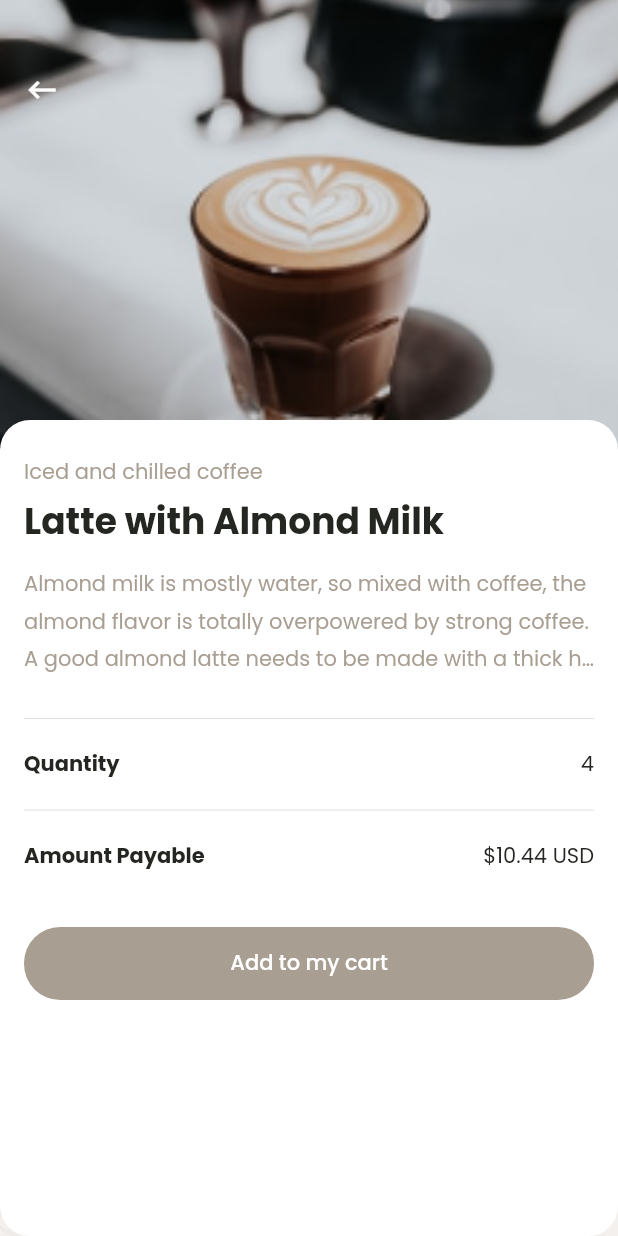
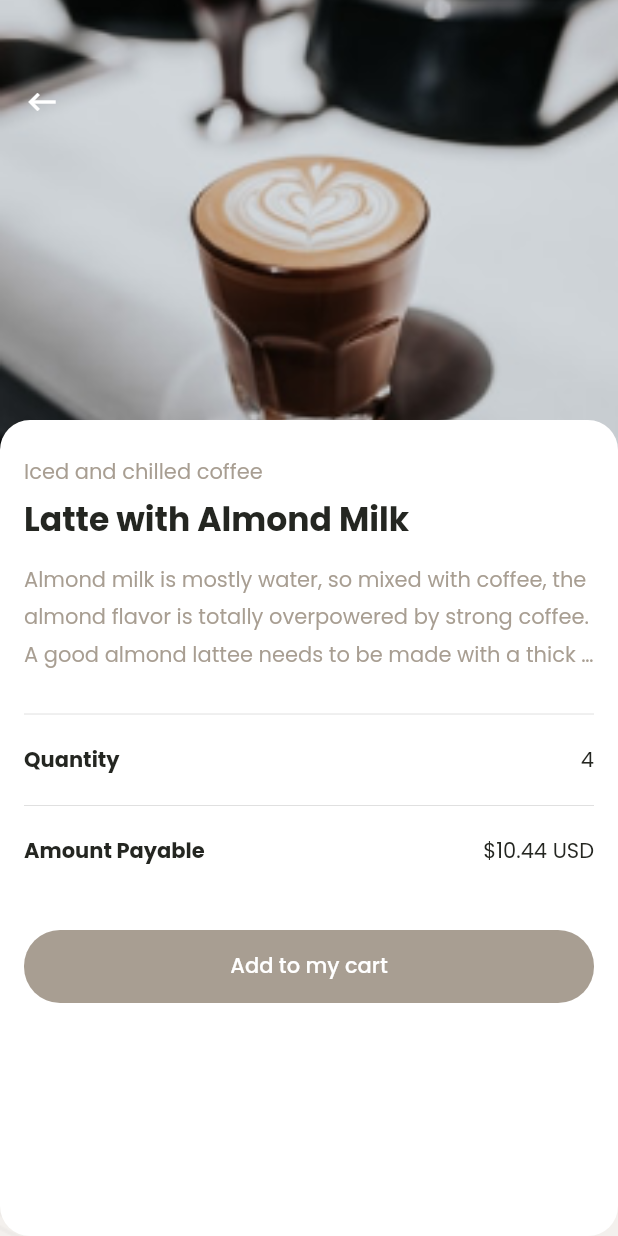
Before and after one commit to olayemii/coffee-store-ui, a Flutter app: the SingleProduct screen opened by its route, on a phone screen of 412 x 824 dp. Run offline on Flutter 3.47's test engine with Material 2 defaults, Android fonts, the phone set to English and light mode, and no system bars; our stand-ins replace badges, flutter_icons, flutter_screenutil, google_fonts.

Commit message:
update codebase -> youtube code

```diff
--- a/lib/main.dart
+++ b/lib/main.dart
@@ -45,7 +45,6 @@ Route<dynamic> _onGenerateRoute(RouteSettings settings) {
       return MaterialPageRoute(builder: (BuildContext context) {
         return SingleProduct();
       });
-
     default:
       return MaterialPageRoute(builder: (BuildContext context) {
         return LandingPage();
--- a/lib/models/coffee.dart
+++ b/lib/models/coffee.dart
@@ -8,10 +8,10 @@ class Coffee {
   final ImageProvider image;
 
   Coffee({
+    this.name,
+    this.description,
     this.id,
-    this.description,
+    this.image,
     this.price,
-    this.image,
-    this.name,
   });
 }
--- a/lib/pages/single_product.dart
+++ b/lib/pages/single_product.dart
@@ -1,11 +1,7 @@
-import 'package:badges/badges.dart';
 import 'package:coffee_store_ui/utils/constants.dart';
-import 'package:coffee_store_ui/utils/static_data.dart';
-import 'package:coffee_store_ui/widgets/product_grid.dart';
 import 'package:flutter/material.dart';
 import 'package:flutter_icons/flutter_icons.dart';
 import 'package:flutter_screenutil/flutter_screenutil.dart';
-import 'package:flutter_staggered_grid_view/flutter_staggered_grid_view.dart';
 
 class SingleProduct extends StatelessWidget {
   @override
@@ -40,10 +36,8 @@ class SingleProduct extends StatelessWidget {
               ),
             ),
             Positioned(
-              top: 0,
+              top: 0.0,
               width: MediaQuery.of(context).size.width,
-              child: Container(
-                padding: EdgeInsets.symmetric(),
               child: Container(
                 height: 300.0,
                 width: double.infinity,
@@ -56,24 +50,19 @@ class SingleProduct extends StatelessWidget {
                     ),
                   ),
                 ),
-                  child: Padding(
-                    padding: const EdgeInsets.symmetric(
-                      vertical: 48.0,
+                child: Container(
+                  padding: EdgeInsets.symmetric(
+                    vertical: kToolbarHeight,
                     horizontal: 16.0,
                   ),
-                    child: Row(
-                      mainAxisAlignment: MainAxisAlignment.start,
-                      children: [
-                        GestureDetector(
+                  alignment: Alignment.topLeft,
+                  child: GestureDetector(
                     onTap: () {
-                            Navigator.of(context).pop();
+                      Navigator.pop(context);
                     },
                     child: Icon(
                       FlutterIcons.keyboard_backspace_mdi,
                       color: Colors.white,
-                          ),
-                        ),
-                      ],
                     ),
                   ),
                 ),
@@ -84,6 +73,7 @@ class SingleProduct extends StatelessWidget {
               width: MediaQuery.of(context).size.width,
               child: Container(
                 height: MediaQuery.of(context).size.height - 280.0,
+                child: Container(
                   padding: EdgeInsets.symmetric(
                     horizontal: 16.0,
                     vertical: 24.0,
@@ -109,14 +99,14 @@ class SingleProduct extends StatelessWidget {
                         style: TextStyle(
                           color: kPrimaryColor,
                           fontWeight: FontWeight.w700,
-                        fontSize: 24.0,
+                          fontSize: 22.0,
                         ),
                       ),
                       SizedBox(
                         height: 10.0,
                       ),
                       Text(
-                      "Almond milk is mostly water, so mixed with coffee, the almond flavor is totally overpowered by strong coffee. A good almond latte needs to be made with a thick homemade vanilla almond milk creamer.",
+                        "Almond milk is mostly water, so mixed with coffee, the almond flavor is totally overpowered by strong coffee. A good almond lattee needs to be made with a thick homemade vanilla almond milk creamer.",
                         maxLines: 3,
                         overflow: TextOverflow.ellipsis,
                         style: TextStyle(
@@ -128,34 +118,25 @@ class SingleProduct extends StatelessWidget {
                         height: 20.0,
                       ),
                       Divider(),
-                    doubleColText(
-                      "Quantity",
-                      "4",
-                    ),
+                      doubleColText("Quantity", "4"),
                       Divider(),
-                    doubleColText(
-                      "Amount Payable",
-                      "\$10.44 USD",
-                    ),
+                      doubleColText("Amount Payable", "\$10.44 USD"),
                       SizedBox(
-                      height: 25.0,
+                        height: 30.0,
                       ),
                       Container(
+                        width: double.infinity,
                         height: ScreenUtil().setHeight(48.0),
                         child: FlatButton(
                           shape: RoundedRectangleBorder(
-                          borderRadius: BorderRadius.circular(
-                            24.0,
-                          ),
+                            borderRadius: BorderRadius.circular(24.0),
                           ),
                           color: kTextColor1,
                           onPressed: () {},
-                        child: Center(
                           child: Text(
                             "Add to my cart",
                             style: TextStyle(
                               color: Colors.white,
-                            ),
                             ),
                           ),
                         ),
@@ -164,6 +145,7 @@ class SingleProduct extends StatelessWidget {
                   ),
                 ),
               ),
+            )
           ],
         ),
       ),
@@ -173,7 +155,9 @@ class SingleProduct extends StatelessWidget {
 
 Widget doubleColText(String textOne, String textTwo) {
   return Padding(
-    padding: const EdgeInsets.symmetric(vertical: 12.0),
+    padding: EdgeInsets.symmetric(
+      vertical: 12.0,
+    ),
     child: Row(
       mainAxisAlignment: MainAxisAlignment.spaceBetween,
       children: [
@@ -189,7 +173,7 @@ Widget doubleColText(String textOne, String textTwo) {
           style: TextStyle(
             color: kPrimaryColor,
           ),
-        )
+        ),
       ],
     ),
   );
--- /dev/null
+++ b/lib/utils/helper.dart
@@ -0,0 +1,5 @@
+import 'package:flutter/material.dart';
+
+void nextScreen(BuildContext context, String path) {
+  Navigator.of(context).pushNamed(path);
+}
--- a/lib/utils/helpers.dart
+++ /dev/null
@@ -1,5 +0,0 @@
-import 'package:flutter/material.dart';
-
-void nextScreen(BuildContext context, String route) {
-  Navigator.of(context).pushNamed(route);
-}
```
Also changed, not shown: lib/pages/landing_page.dart (+9 -5 lines), lib/pages/shop_page.dart (+23 -24 lines), lib/utils/static_data.dart (+23 -40 lines), lib/widgets/coffee_listing.dart (added, +113 -0 lines), lib/widgets/product_grid.dart (deleted, +0 -108 lines). Lines whose indentation alone changed are shown as unchanged.
